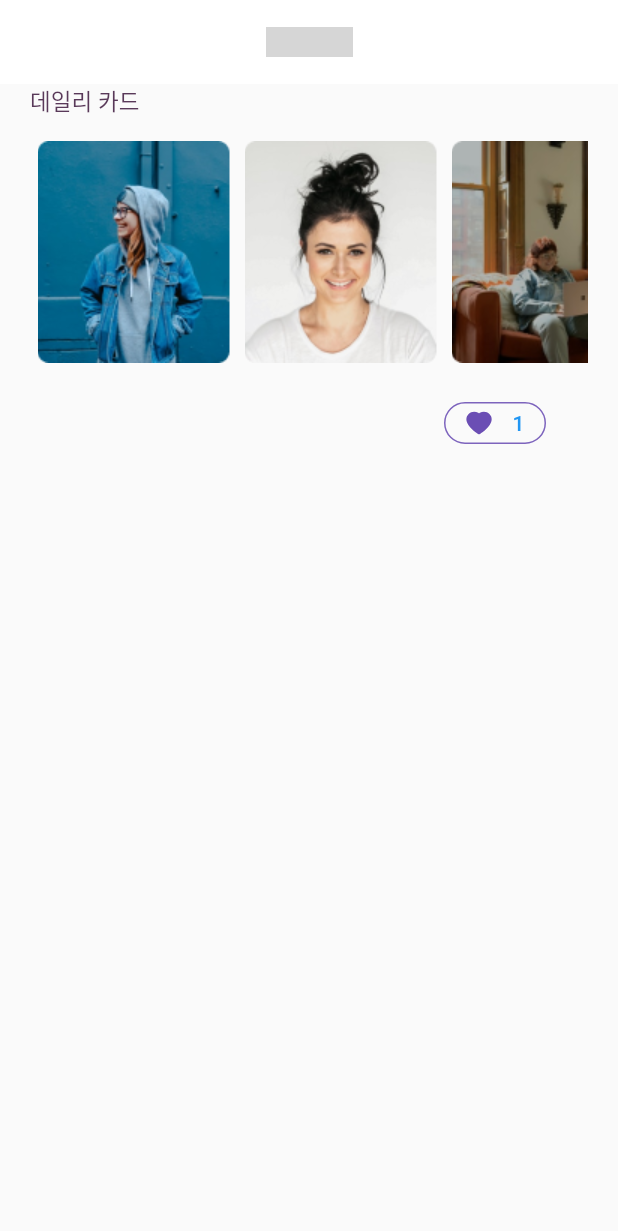
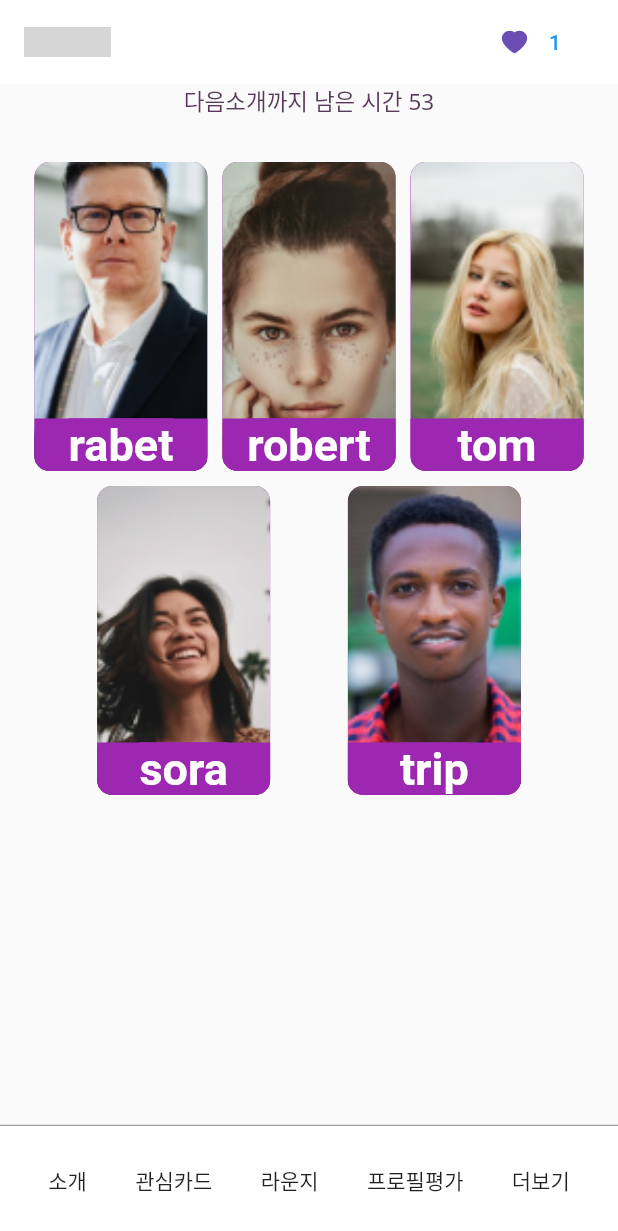
Before and after one commit to FEgguri/Plove-flutter, a Flutter app: the screen it shows after launch, on a phone screen of 412 x 824 dp. Shown: the top 1231 px of the screen. Run offline on Flutter 3.47's test engine with Material 2 defaults, Android fonts, the phone set to English and light mode, and no system bars; our stand-ins replace flutter_svg; grey boxes are pictures that could not be loaded.

```diff
--- /dev/null
+++ b/ttf/lib/component/user_screen.dart
@@ -0,0 +1,95 @@
+import 'dart:collection';
+
+import 'package:flutter/material.dart';
+import 'package:flutter_svg/svg.dart';
+
+class UserScreen extends StatelessWidget {
+  const UserScreen({Key? key}) : super(key: key);
+
+  @override
+  Widget build(BuildContext context) {
+    final userList =  (ModalRoute.of(context)!.settings.arguments as List<Map<String, dynamic>>)[0];
+    print(userList);
+    print(userList['age']);
+
+
+    return Scaffold(
+      appBar: AppBar(
+        automaticallyImplyLeading: false,
+        title: Container(
+          child: Row(
+            mainAxisAlignment: MainAxisAlignment.spaceBetween,
+            children: [
+              Image.asset(
+                './asset/image/logo.png',
+                fit: BoxFit.cover,
+              ),
+              Container(
+                child: Row(
+                  mainAxisAlignment: MainAxisAlignment.spaceEvenly,
+                ),
+              ),
+            ],
+          ),
+        ),
+        centerTitle: false,
+        elevation: 0.0,
+        backgroundColor: Colors.white,
+      ),
+      body: SafeArea(
+        child: Container(
+          width: MediaQuery.of(context).size.width,
+          color: Color(0xFFBA68C8),
+          child: Container(
+            child: Column(
+              children: [
+                SizedBox(
+                  height: 30.0,
+                ),
+                Expanded(
+                  flex: 6,
+                  child: Image.asset(
+                    userList['img'],
+                    fit: BoxFit.fill,
+                  ),
+                ),
+                Expanded(
+                  flex: 4,
+                  child: Container(
+                    width: MediaQuery.of(context).size.width,
+                    decoration: BoxDecoration(
+                        gradient: LinearGradient(
+                            begin: Alignment.topCenter,
+                            end: Alignment.bottomCenter,
+                            colors: [
+                          Color(0xFFBA68C8),
+                          Colors.white,
+                        ])),
+                    child: Column(
+                      children: [
+                        Text(
+                          userList['age'],
+                          style: TextStyle(
+                              fontSize: 40.0,
+                              fontWeight: FontWeight.w700,
+                              color: Colors.purple),
+                        ),
+                        Text(
+                          userList['name'],
+                          style: TextStyle(
+                              fontSize: 40.0,
+                              fontWeight: FontWeight.w700,
+                              color: Colors.purple[700]),
+                        ),
+                      ],
+                    ),
+                  ),
+                )
+              ],
+            ),
+          ),
+        ),
+      ),
+    );
+  }
+}
--- a/ttf/lib/home_screen/home_screen.dart
+++ b/ttf/lib/home_screen/home_screen.dart
@@ -1,5 +1,8 @@
+import 'dart:async';
+
 import 'package:flutter/material.dart';
 import 'package:flutter_svg/flutter_svg.dart';
+import 'package:ttf/component/user_screen.dart';
 
 class HomeScreen extends StatefulWidget {
   const HomeScreen({Key? key}) : super(key: key);
@@ -10,30 +13,104 @@ class HomeScreen extends StatefulWidget {
 
 class _HomeScreenState extends State<HomeScreen> {
   var count = 1;
-
-  List<String> proList = [
-    'asset/image/proflie/people_1.png',
-    'asset/image/proflie/people_2.png',
-    'asset/image/proflie/people_3.png',
-    'asset/image/proflie/people_4.png',
-    'asset/image/proflie/people_5.png',
-    'asset/image/proflie/people_6.png',
-    'asset/image/proflie/people_7.png',
-    'asset/image/proflie/people_8.png',
-    'asset/image/proflie/people_9.png',
-    'asset/image/proflie/people_10.png',
-    'asset/image/proflie/people_11.png',
-    'asset/image/proflie/people_12.png',
-    'asset/image/proflie/people_13.png',
-    'asset/image/proflie/people_14.png',
-    'asset/image/proflie/people_15.png',
+  List<Map<String, String>> proList = [
+    {
+      "key": '1',
+      "img": 'asset/image/proflie/people_1.png',
+      "name": "robin",
+      "age": '23',
+    },
+    {
+      "key": '2',
+      "img": 'asset/image/proflie/people_2.png',
+      "name": "jasi",
+      "age": '34',
+    },
+    {
+      "key": '3',
+      "img": 'asset/image/proflie/people_3.png',
+      "name": "robert",
+      "age": '34',
+    },
+    {
+      "key": '4',
+      "img": 'asset/image/proflie/people_4.png',
+      "name": "teemo",
+      "age": '17',
+    },
+    {
+      "key": '5',
+      "img": 'asset/image/proflie/people_5.png',
+      "name": "jinger",
+      "age": '25',
+    },
+    {
+      "key": '6',
+      "img": 'asset/image/proflie/people_6.png',
+      "name": "pola",
+      "age": '23',
+    },
+    {
+      "key": '7',
+      "img": 'asset/image/proflie/people_7.png',
+      "name": "rubi",
+      "age": '25',
+    },
+    {
+      "key": '8',
+      "img": 'asset/image/proflie/people_8.png',
+      "name": "trip",
+      "age": '33',
+    },
+    {
+      "key": '9',
+      "img": 'asset/image/proflie/people_9.png',
+      "name": "tom",
+      "age": '31',
+    },
+    {
+      "key": '10',
+      "img": 'asset/image/proflie/people_10.png',
+      "name": "rabet",
+      "age": '35',
+    },
+    {
+      "key": '11',
+      "img": 'asset/image/proflie/people_11.png',
+      "name": "jeager",
+      "age": '28',
+    },
+    {
+      "key": '12',
+      "img": 'asset/image/proflie/people_12.png',
+      "name": "sora",
+      "age": '25',
+    },
+    {
+      "key": '13',
+      "img": 'asset/image/proflie/people_13.png',
+      "name": "hubo",
+      "age": '21',
+    },
+    {
+      "key": '14',
+      "img": 'asset/image/proflie/people_14.png',
+      "name": "rachat",
+      "age": '27',
+    },
+    {
+      "key": '15',
+      "img": 'asset/image/proflie/people_15.png',
+      "name": "jijo",
+      "age": '30',
+    },
   ];
 
-  List<String> usedList = [];
-  List<String> viewList = [];
-  List<String> stayList = [];
+  List<Map> usedList = [];
+  List<Map> viewList = [];
+  List<Map> stayList = [];
 
-  ProList() {
+  ArrayListFilter() {
     if (stayList.length == 0) {
       stayList.addAll(proList);
     }
@@ -44,7 +121,7 @@ class _HomeScreenState extends State<HomeScreen> {
     stayList.clear();
     stayList.addAll(proList);
     usedList.forEach((v) {
-      stayList.remove('$v');
+      stayList.removeWhere((e) => e['key'] == v['key']);
     });
 
     stayList.shuffle();
@@ -54,39 +131,85 @@ class _HomeScreenState extends State<HomeScreen> {
       viewList.add(stayList[i]);
     }
     usedList.addAll(viewList);
-    print(usedList);
+  }
+
+  var now = DateTime.now();
+
+  @override
+  void initState() {
+    ArrayListFilter();
+    Timer.periodic(Duration(seconds: 1), (v) {
+      setState(() {
+        now = DateTime.now();
+      });
+    });
+    super.initState();
   }
 
   @override
   Widget build(BuildContext context) {
-    ProList();
-
-    //print('$del  STAY: $stayList VIEW: $viewList');
+    var secount = 60 - now.second;
+    if (secount == 60) {
+      ArrayListFilter();
+    }
 
     return Scaffold(
       appBar: AppBar(
-        title: Image.asset(
+        title: Row(
+          mainAxisAlignment: MainAxisAlignment.spaceBetween,
+          children: [
+            Image.asset(
               './asset/image/logo.png',
               fit: BoxFit.cover,
             ),
-        centerTitle: true,
+            _btnChange(
+              changeList: changeList,
+              count: count,
+            ),
+
+          ],
+        ),
+        centerTitle: false,
         elevation: 0.0,
         backgroundColor: Colors.white,
       ),
-      body: SafeArea(
-        child: Container(
-          height: 250.0,
+      body: Container(
         padding: EdgeInsets.fromLTRB(20, 0, 20, 0),
         child: Column(
           children: [
-              _btnStyle(),
-              _List(
+            _Timeleft(
+              now: secount,
+            ),
+            SizedBox(
+              height: 30.0,
+            ),
+            _ListOperater(
               viewList: viewList,
             ),
-              _btnChange(
-                changeList: changeList,
-                  count:count,
+
+          ],
         ),
+      ),
+      bottomSheet: Container(
+        height: MediaQuery.of(context).size.height * 0.09,
+        decoration: BoxDecoration(
+          color: Colors.white,
+        ),
+        child: Container(
+          decoration: BoxDecoration(
+              border: Border(
+                  top: BorderSide(
+            color: Colors.grey,
+            width: 0.8,
+          ))),
+          child: Row(
+            mainAxisAlignment: MainAxisAlignment.spaceEvenly,
+            children: [
+              Text('소개'),
+              Text('관심카드'),
+              Text('라운지'),
+              Text('프로필평가'),
+              Text('더보기'),
             ],
           ),
         ),
@@ -96,68 +219,31 @@ class _HomeScreenState extends State<HomeScreen> {
 
   void changeList() {
     setState(() {
-      proList.shuffle();
+      ArrayListFilter();
       count++;
     });
   }
 }
 
-class _btnStyle extends StatelessWidget {
-  const _btnStyle({Key? key}) : super(key: key);
+
+
+class _Timeleft extends StatelessWidget {
+  final now;
+
+  const _Timeleft({required this.now, Key? key}) : super(key: key);
 
   @override
   Widget build(BuildContext context) {
     return Container(
       child: Align(
-        alignment: Alignment.centerLeft,
+        alignment: Alignment.center,
         child: Text(
-          '데일리 카드',
+          '다음소개까지 남은 시간 ${now}',
           style: TextStyle(
             color: Color.fromRGBO(89, 57, 89, 1),
             fontFamily: 'NotoSans',
             fontSize: 15.0,
           ),
-        ),
-      ),
-    );
-  }
-}
-
-class _List extends StatelessWidget {
-  final viewList;
-  const _List({
-    required this.viewList,
-    Key? key,
-  }) : super(key: key);
-
-  @override
-  Widget build(BuildContext context) {
-    return Container(
-      child: Expanded(
-        child: ListView(
-          scrollDirection: Axis.horizontal,
-          children: [
-            ...viewList.map(
-              (e) => Container(
-                width: 128,
-                height: 148,
-                margin: EdgeInsets.fromLTRB(5, 0, 5, 0),
-                decoration: BoxDecoration(
-                  borderRadius: BorderRadius.only(
-                    topLeft: Radius.circular(8),
-                    topRight: Radius.circular(8),
-                    bottomLeft: Radius.circular(8),
-                    bottomRight: Radius.circular(8),
-                  ),
-                  image: DecorationImage(
-                    image: AssetImage(
-                      '$e',
-                    ),
-                  ),
-                ),
-              ),
-            ),
-          ],
         ),
       ),
     );
@@ -176,23 +262,13 @@ class _btnChange extends StatelessWidget {
   @override
   Widget build(BuildContext context) {
     return Container(
-      margin: EdgeInsets.only(
-        right: 20.0,
-      ),
-      child: Align(
-        alignment: Alignment.bottomRight,
       child: TextButton(
         onPressed: () {
           this.changeList();
-            print('tab');
         },
         child: Container(
           width: 68,
           height: 28,
-            decoration: BoxDecoration(
-                borderRadius: BorderRadius.circular(16),
-                border: Border.all(
-                    width: 1, color: Color.fromRGBO(125, 100, 189, 1))),
           child: Container(
             child: Row(
               mainAxisAlignment: MainAxisAlignment.spaceEvenly,
@@ -205,7 +281,101 @@ class _btnChange extends StatelessWidget {
           ),
         ),
       ),
+    );
+  }
+}
+
+class _ProfileLIst extends StatelessWidget {
+  final VoidCallback onTap;
+  final userImg;
+  final userName;
+  const _ProfileLIst(
+      {required this.onTap,
+      required this.userImg,
+      required this.userName,
+      Key? key})
+      : super(key: key);
+
+  @override
+  Widget build(BuildContext context) {
+    return GestureDetector(
+      onTap: onTap,
+      child: Container(
+        width: MediaQuery.of(context).size.width * 0.28,
+        height: MediaQuery.of(context).size.width * 0.5,
+        decoration: BoxDecoration(
+          borderRadius: BorderRadius.circular(10),
+          color: Colors.purple,
+          image: DecorationImage(
+            image: AssetImage(
+              userImg,
+            ),
+            fit: BoxFit.cover,
+          ),
+        ),
+        child: Align(
+          alignment: Alignment.bottomCenter,
+          child: Container(
+            width: double.infinity,
+            decoration: BoxDecoration(
+                color: Colors.purple,
+                borderRadius: BorderRadius.only(
+                  bottomLeft: Radius.circular(10),
+                  bottomRight: Radius.circular(10),
+                )),
+            child: Text(
+              userName,
+              textAlign: TextAlign.center,
+              style: TextStyle(
+                color: Colors.white,
+                backgroundColor: Colors.purple,
+                fontSize: 30.0,
+                fontWeight: FontWeight.w700,
+              ),
+            ),
+          ),
+        ),
       ),
     );
   }
 }
+
+class _ListOperater extends StatelessWidget {
+  final viewList;
+
+  const _ListOperater({
+    required this.viewList,
+    Key? key}) : super(key: key);
+
+  @override
+  Widget build(BuildContext context) {
+    return Container(
+      child: Wrap(
+        alignment: WrapAlignment.spaceEvenly,
+        direction: Axis.horizontal,
+        spacing: 10,
+        runSpacing: 10,
+        children: [
+          ...viewList.map(
+                (e) => _ProfileLIst(
+              onTap: () {
+                Navigator.of(context).push(MaterialPageRoute(
+                    builder: (_) => UserScreen(),
+                    settings: RouteSettings(arguments: [
+                      {
+                        'key': '${e['key']}',
+                        'age': '${e['age']}',
+                        'name': '${e['name']}',
+                        'img': '${e['img']}',
+                      }
+                    ])));
+              },
+              userImg: e['img'],
+              userName: e['name'],
+            ),
+          )
+        ],
+      ),
+    );
+  }
+}
--- a/ttf/pubspec.yaml
+++ b/ttf/pubspec.yaml
@@ -37,6 +37,7 @@ dependencies:
   # Use with the CupertinoIcons class for iOS style icons.
   cupertino_icons: ^1.0.2
   flutter_svg : ^1.1.1
+  intl: ^0.17.0
 
 dev_dependencies:
   flutter_test:
```
Also changed, not shown: ttf/pubspec.lock. Lines whose indentation alone changed are shown as unchanged.
